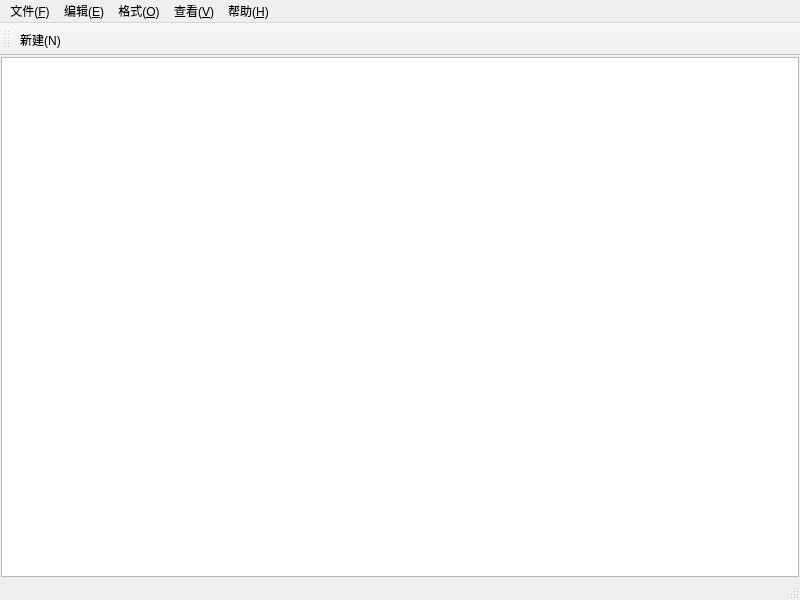
Qt form Mynotepad/mainwindow.ui (tzw-111/QtCourse) before a commit.
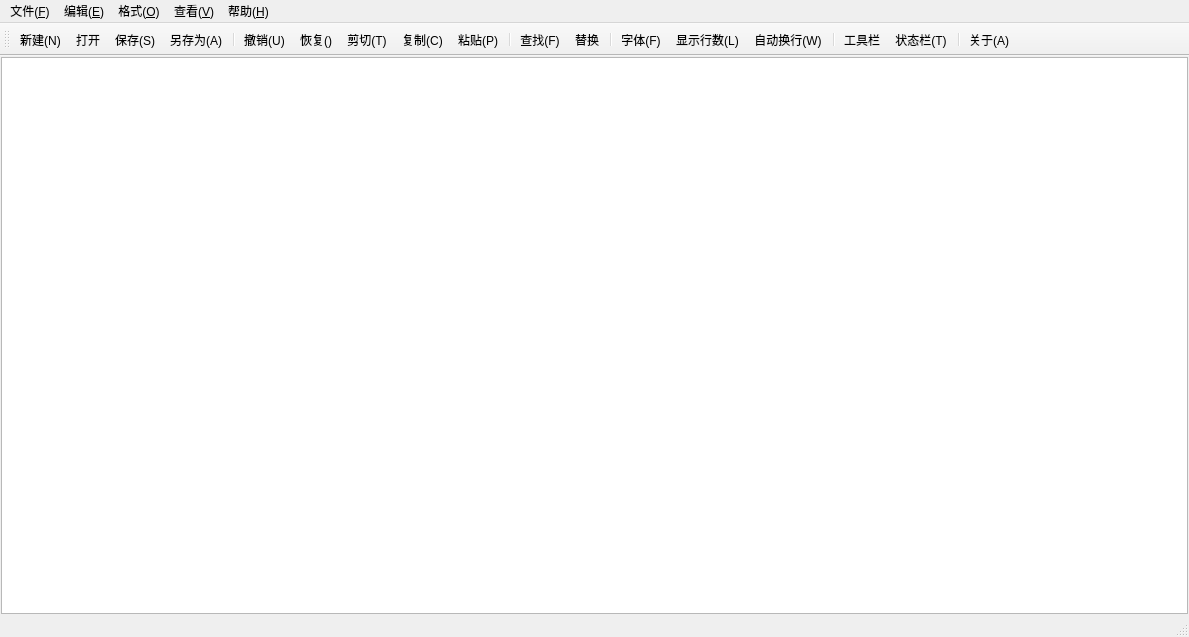
The same form after that commit.

What changed in the file:
```diff
--- a/Mynotepad/mainwindow.ui
+++ b/Mynotepad/mainwindow.ui
@@ -6,8 +6,8 @@
    <rect>
     <x>0</x>
     <y>0</y>
-    <width>800</width>
-    <height>600</height>
+    <width>1189</width>
+    <height>637</height>
    </rect>
   </property>
   <property name="windowTitle">
@@ -40,7 +40,7 @@
     <rect>
      <x>0</x>
      <y>0</y>
-     <width>800</width>
+     <width>1189</width>
      <height>25</height>
     </rect>
    </property>
@@ -62,7 +62,7 @@
     <addaction name="actionUndo"/>
     <addaction name="actionCut"/>
     <addaction name="actionCopy"/>
-    <addaction name="action"/>
+    <addaction name="actionPaste"/>
     <addaction name="actionFind"/>
     <addaction name="actionRepalce"/>
    </widget>
@@ -70,18 +70,25 @@
     <property name="title">
      <string>格式(&amp;O)</string>
     </property>
+    <addaction name="actionDisplayNumber"/>
     <addaction name="actionFont"/>
     <addaction name="actionAutoWrap"/>
+    <addaction name="actionFontColor"/>
+    <addaction name="actionEditerBackgroundColor"/>
+    <addaction name="actionFontBackgroundColor"/>
    </widget>
    <widget class="QMenu" name="menu_V">
     <property name="title">
      <string>查看(&amp;V)</string>
     </property>
+    <addaction name="actionToolBar"/>
+    <addaction name="actionStatusBar"/>
    </widget>
    <widget class="QMenu" name="menu_H">
     <property name="title">
      <string>帮助(&amp;H)</string>
     </property>
+    <addaction name="actionAbout"/>
    </widget>
    <addaction name="menu"/>
    <addaction name="menu_E"/>
@@ -101,6 +108,27 @@
     <bool>false</bool>
    </attribute>
    <addaction name="actionNew"/>
+   <addaction name="actionOpen"/>
+   <addaction name="actionSave"/>
+   <addaction name="actionSaveAs"/>
+   <addaction name="separator"/>
+   <addaction name="actionUndo"/>
+   <addaction name="actionRedo"/>
+   <addaction name="actionCut"/>
+   <addaction name="actionCopy"/>
+   <addaction name="actionPaste"/>
+   <addaction name="separator"/>
+   <addaction name="actionFind"/>
+   <addaction name="actionRepalce"/>
+   <addaction name="separator"/>
+   <addaction name="actionFont"/>
+   <addaction name="actionDisplayNumber"/>
+   <addaction name="actionAutoWrap"/>
+   <addaction name="separator"/>
+   <addaction name="actionToolBar"/>
+   <addaction name="actionStatusBar"/>
+   <addaction name="separator"/>
+   <addaction name="actionAbout"/>
   </widget>
   <action name="actionNew">
    <property name="text">
@@ -194,7 +222,7 @@
     <enum>QAction::MenuRole::NoRole</enum>
    </property>
   </action>
-  <action name="action">
+  <action name="actionPaste">
    <property name="text">
     <string>粘贴(&amp;P)</string>
    </property>
```
